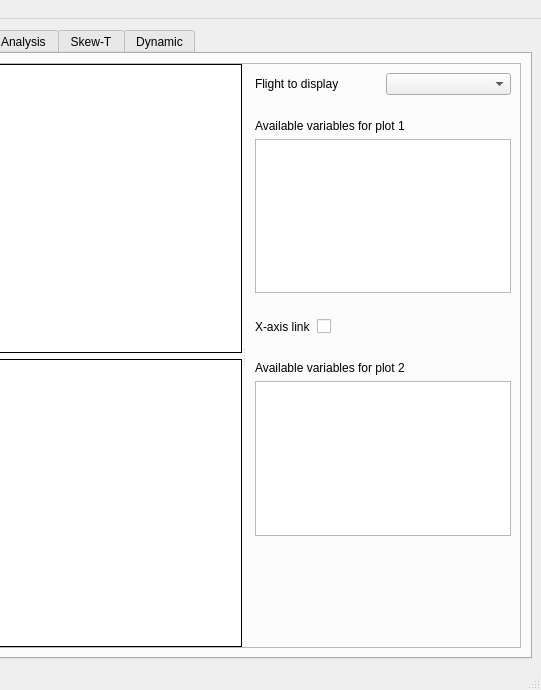
The window that src/gui/mainwindow.ui (TheGoodWeather/Vector-Vario-Analyzer) describes before a commit, drawn with Qt 5; both pictures show x 332 to 873 and y 0 to 690 of the 873 by 690 pixel window.
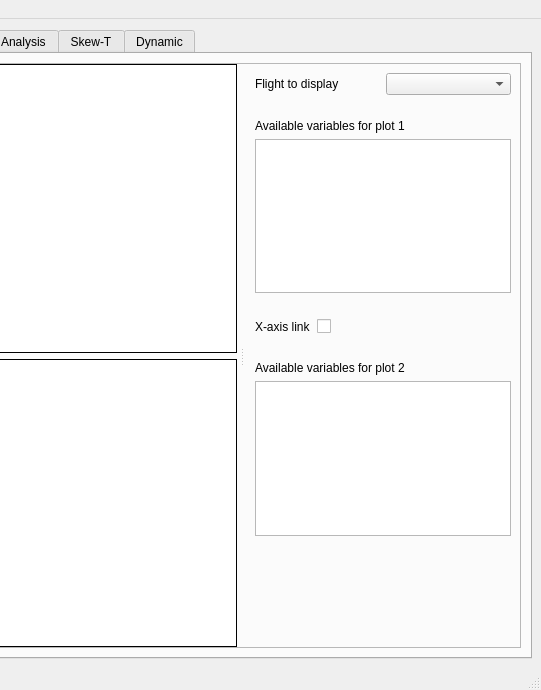
The same window after the commit. The open tabs and pages were chosen to show the change. Custom widgets are drawn as their Qt base class.

```diff
--- a/src/gui/mainwindow.ui
+++ b/src/gui/mainwindow.ui
@@ -203,6 +203,12 @@
           <property name="orientation">
            <enum>Qt::Horizontal</enum>
           </property>
+          <property name="handleWidth">
+           <number>9</number>
+          </property>
+          <property name="childrenCollapsible">
+           <bool>false</bool>
+          </property>
           <widget class="QWidget" name="widget_7" native="true">
            <property name="sizePolicy">
             <sizepolicy hsizetype="Preferred" vsizetype="Preferred">
```
Left out of the diff: 12 changed lines with no effect on the pictures.
